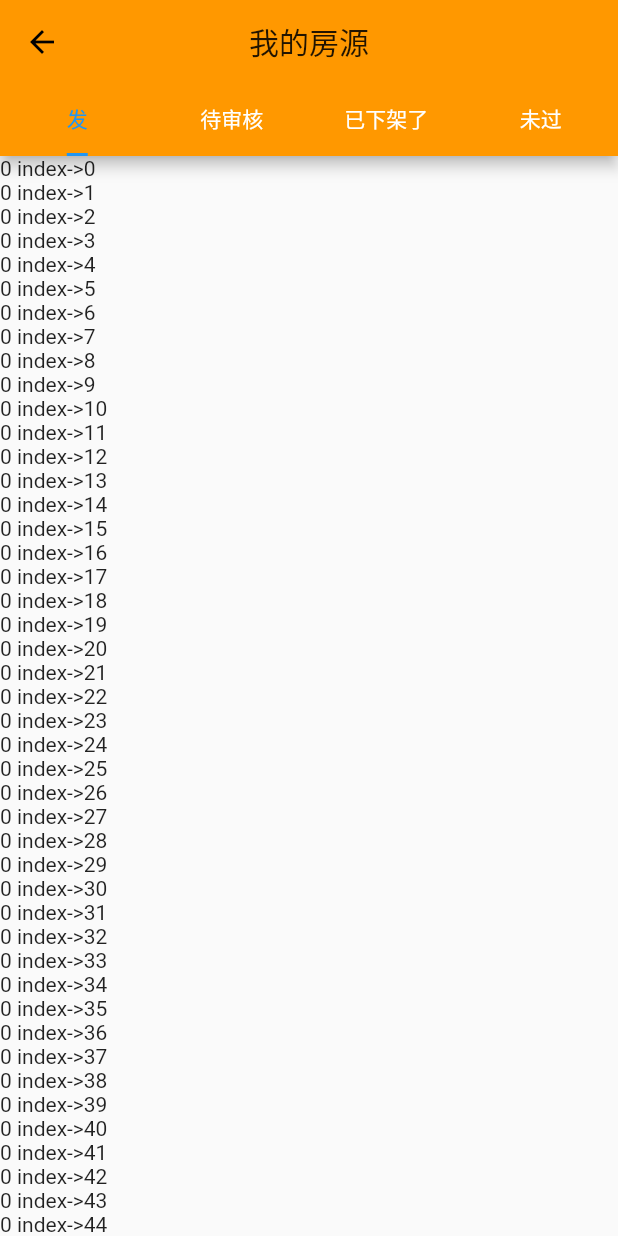
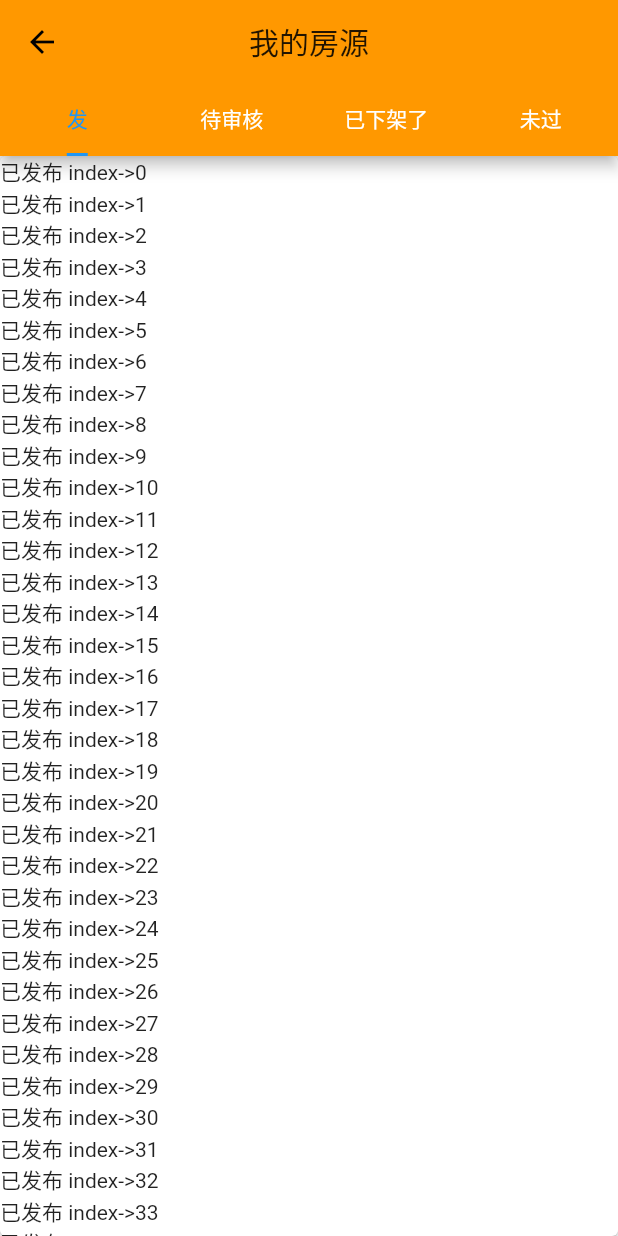
Before and after one commit to Sum-sdl/FlutterSimpleDemo, a Flutter app: the SelfView screen opened directly, on a phone screen of 412 x 824 dp. Run offline on Flutter 3.47's test engine with Material 2 defaults, Android fonts, the light colour scheme and no system bars; our stand-ins replace cached_network_image, convert, dio, flutter_swiper, image_picker, shared_preferences and 1 more; missing offline and left inert: flutter_webview_plugin; accounts and stored records are empty.

Commit message:
添加 AutomaticKeepAliveClientMixin 实现widget缓存

```diff
--- a/flutter_rent/lib/ui/HomeSelfPage.dart
+++ b/flutter_rent/lib/ui/HomeSelfPage.dart
@@ -1,4 +1,5 @@
 import 'package:flutter/material.dart';
+import 'package:flutter_swiper/flutter_swiper.dart';
 
 class SelfView extends StatelessWidget {
 
@@ -37,54 +38,40 @@ class SelfView extends StatelessWidget {
     );
   }
 
+  Widget body() {
+    print("SelfView build body");
+    return TabBarView(
+      children: <Widget>[
+        Card(
+          child: TabView("已发布"),
+          margin: EdgeInsets.all(0.0),
+        ),
+        Card(
+          child: TabView("待审核"),
+          margin: EdgeInsets.all(20.0),
+        ),
+        Card(
+          child: TabView("已下架"),
+          margin: EdgeInsets.all(40.0),
+          shape: RoundedRectangleBorder(
+              borderRadius: BorderRadius.all(Radius.circular(40.0))),
+        ),
+        Card(
+          child: TabView("未通过"),
+          margin: EdgeInsets.all(0.0),
+        ),
+      ],
+    );
+  }
+
 //  Widget body() {
 //    print("SelfView build body");
-//    return TabBarView(
-//      children: <Widget>[
-//        Card(
-//          child: TabView("已发布"),
-//          margin: EdgeInsets.all(0.0),
-//        ),
-//        Card(
-//          child: TabView("待审核"),
-//          margin: EdgeInsets.all(20.0),
-//        ),
-//        Card(
-//          child: TabView("已下架"),
-//          margin: EdgeInsets.all(40.0),
-//          shape: RoundedRectangleBorder(
-//              borderRadius: BorderRadius.all(Radius.circular(40.0))),
-//        ),
-//        Card(
-//          child: TabView("未通过"),
-//          margin: EdgeInsets.all(0.0),
-//        ),
-//      ],
-//    );
+//    return PageView.builder(itemBuilder: (c, i) {
+//      return TabView("$i");
+//    });
 //  }
-
-  Widget body() {
-    print("SelfView build body");
-    return PageView.builder(itemBuilder: (c, i) {
-      return TabView("$i");
-    });
-  }
 }
 
-//class TabView extends StatelessWidget {
-//  final String tip;
-//
-//  const TabView(this.tip, {Key key}) : super(key: key);
-//
-//  @override
-//  Widget build(BuildContext context) {
-//    print("TabView build $tip");
-//    return ListView.builder(itemCount: 100, shrinkWrap: false, itemBuilder: (c, i) {
-//      print("$tip index->$i");
-//      return Text("$tip index->$i");
-//    });
-//  }
-//}
 class TabView extends StatefulWidget {
   final String tip;
 
@@ -94,11 +81,7 @@ class TabView extends StatefulWidget {
   State<StatefulWidget> createState() => TabViewState();
 }
 
-class TabViewState extends State<TabView> {
-
-//  GlobalObjectKey key;
-
-  GlobalKey key2 = new GlobalKey();
+class TabViewState extends State<TabView> with AutomaticKeepAliveClientMixin {
 
   @override
   void didChangeDependencies() {
@@ -135,13 +118,24 @@ class TabViewState extends State<TabView> {
   Widget build(BuildContext context) {
     print("TabViewState build ${widget.tip}");
     return buildListView();
+//    return new Swiper(
+//      itemBuilder: (BuildContext context, int index) {
+//        return new Image.network(
+//          "http://via.placeholder.com/350x150", fit: BoxFit.fill,);
+//      },
+//      itemCount: 3,
+//      pagination: new SwiperPagination(),
+//    );
   }
 
   ListView buildListView() {
     return ListView.builder(
-        key: key2,
         itemCount: 100, shrinkWrap: false, itemBuilder: (c, i) {
       return Text("${widget.tip} index->$i");
     });
   }
+
+  // TODO: implement wantKeepAlive
+  @override
+  bool get wantKeepAlive => true;
 }
```
